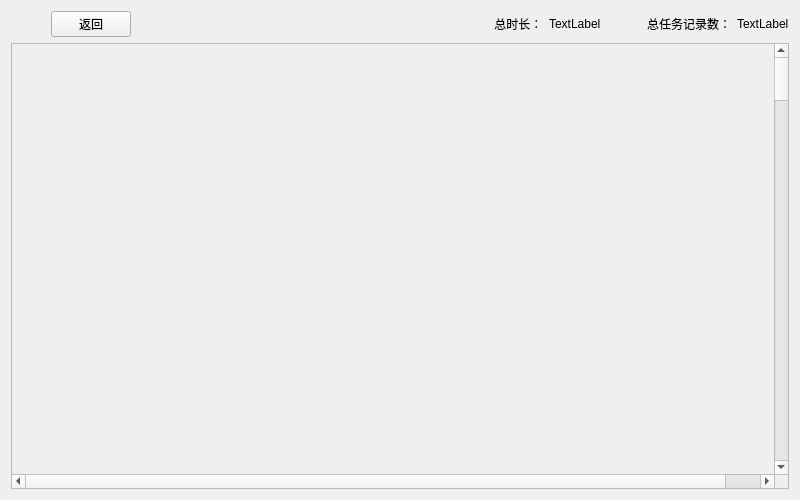
First picture: the form in TomClock_QtCreator/screenUi/historywindow.ui, repository MeoRinLime/TomClock, before the edit.
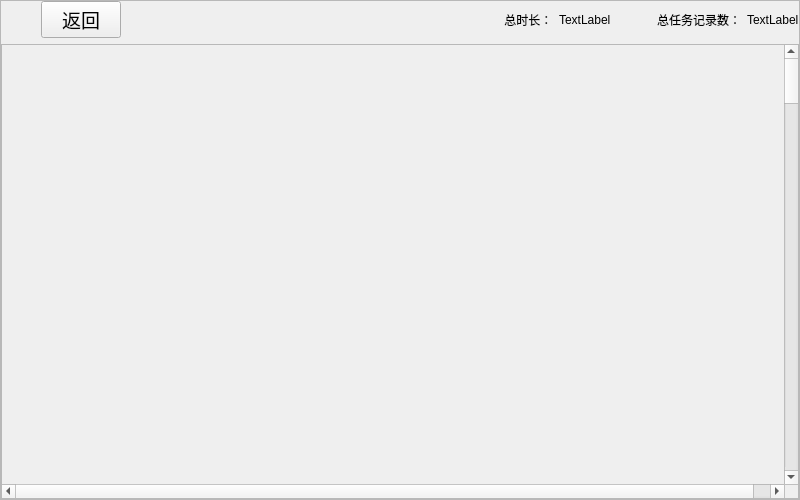
Second picture: the form after the edit. Icons and pictures are not drawn.

```diff
--- a/TomClock_QtCreator/screenUi/historywindow.ui
+++ b/TomClock_QtCreator/screenUi/historywindow.ui
@@ -23,7 +23,40 @@
    <iconset resource="../res.qrc">
     <normaloff>:/images/resourse/images/Icons/Main_Color/tomato1.png</normaloff>:/images/resourse/images/Icons/Main_Color/tomato1.png</iconset>
   </property>
+  <layout class="QGridLayout" name="gridLayout_2">
+   <property name="leftMargin">
+    <number>0</number>
+   </property>
+   <property name="topMargin">
+    <number>0</number>
+   </property>
+   <property name="rightMargin">
+    <number>0</number>
+   </property>
+   <property name="bottomMargin">
+    <number>0</number>
+   </property>
+   <item row="0" column="0">
+    <widget class="QFrame" name="frame">
+     <property name="frameShape">
+      <enum>QFrame::StyledPanel</enum>
+     </property>
+     <property name="frameShadow">
+      <enum>QFrame::Raised</enum>
+     </property>
   <layout class="QGridLayout" name="gridLayout">
+      <property name="leftMargin">
+       <number>0</number>
+      </property>
+      <property name="topMargin">
+       <number>0</number>
+      </property>
+      <property name="rightMargin">
+       <number>0</number>
+      </property>
+      <property name="bottomMargin">
+       <number>0</number>
+      </property>
    <item row="0" column="0">
     <layout class="QVBoxLayout" name="verticalLayout">
      <item>
@@ -48,6 +81,11 @@
          </item>
          <item>
           <widget class="QPushButton" name="backToMain">
+              <property name="font">
+               <font>
+                <pointsize>14</pointsize>
+               </font>
+              </property>
            <property name="text">
             <string>返回</string>
            </property>
@@ -167,6 +205,9 @@
       </widget>
      </item>
     </layout>
+      </item>
+     </layout>
+    </widget>
    </item>
   </layout>
  </widget>
```
Lines whose indentation alone changed are shown as unchanged.
